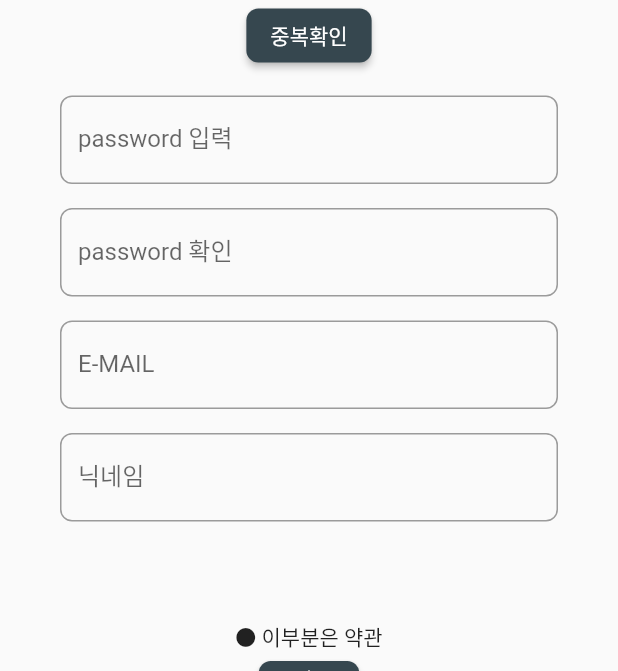
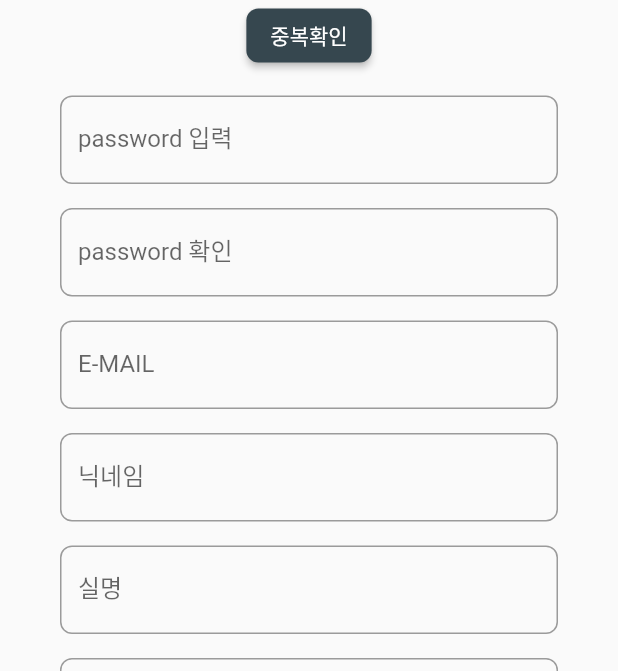
Before and after one commit to KEONI1231/Flutter_High-Connect, a Flutter app: the signUp screen opened directly, on a phone screen of 412 x 824 dp, the part 565-1236 px from its top. Run offline on Flutter 3.47's test engine with Material 2 defaults, Android fonts, the phone set to English and light mode, and no system bars; our stand-ins replace cloud_firestore, firebase_core, firebase_database; accounts and stored records are empty.

```diff
--- a/lib/component/account_textfield.dart
+++ b/lib/component/account_textfield.dart
@@ -3,7 +3,9 @@ import 'package:flutter/material.dart';
 class CustomTextField extends StatelessWidget {
   final String label;
   final bool idTextChecker;
+  final TextEditingController Controller;
   const CustomTextField({
+    required this.Controller,
     required this.idTextChecker,
     required this.label,
     Key? key,
@@ -21,6 +23,7 @@ class CustomTextField extends StatelessWidget {
 
     );
     return TextFormField(
+      controller: Controller,
       validator: (String? val) {
         if (val == null || val.isEmpty) {
           return '값을 입력해주세요.';
--- a/lib/main.dart
+++ b/lib/main.dart
@@ -1,7 +1,11 @@
+import 'package:firebase_core/firebase_core.dart';
 import 'package:flutter/material.dart';
 import 'package:per_pro/screen/intro_screen.dart';
+import 'package:cloud_firestore/cloud_firestore.dart';
 
-void main() {
+void main() async{
+  WidgetsFlutterBinding.ensureInitialized();
+  await Firebase.initializeApp();
   runApp(
     MaterialApp(
       home: MyApp(),
--- a/lib/screen/signup_screen.dart
+++ b/lib/screen/signup_screen.dart
@@ -1,5 +1,6 @@
 import 'package:flutter/material.dart';
 import 'package:per_pro/component/account_textfield.dart';
+import 'package:cloud_firestore/cloud_firestore.dart';
 
 import '../constant/color.dart';
 
@@ -11,6 +12,15 @@ class signUp extends StatefulWidget {
 }
 
 class _signUpState extends State<signUp> {
+  FirebaseFirestore firestore = FirebaseFirestore.instance;
+
+  final TextEditingController _idTextController = TextEditingController();
+  final TextEditingController _pwTextController = TextEditingController();
+  final TextEditingController _repwTextController = TextEditingController();
+  final TextEditingController _emailTextController = TextEditingController();
+  final TextEditingController _nicknameTextController = TextEditingController();
+  final TextEditingController _realNameTextController = TextEditingController();
+  final TextEditingController _phoneNumberTextController = TextEditingController();
   final GlobalKey<FormState> formKey = GlobalKey();
   @override
   Widget build(BuildContext context) {
@@ -41,22 +51,52 @@ class _signUpState extends State<signUp> {
                   child: Column(
                     children: [
                       Image.asset('asset/img/login_screen_logo.png'),
-                      CustomTextField(idTextChecker: true, label: 'ID입력'),
+                      CustomTextField(
+                        idTextChecker: true,
+                        label: 'ID입력',
+                        Controller: _idTextController,
+                      ),
                       currentPageBtn(
                         text: true,
-                        onPressed: onSignUpPressed,
+                        onPressed: onidCheckerPressed,
                       ),
                       const SizedBox(height: 16),
                       CustomTextField(
-                          idTextChecker: false, label: 'password 입력'),
+                        idTextChecker: false,
+                        label: 'password 입력',
+                        Controller: _pwTextController,
+                      ),
                       const SizedBox(height: 16),
                       CustomTextField(
-                          idTextChecker: false, label: 'password 확인'),
+                        idTextChecker: false,
+                        label: 'password 확인',
+                        Controller: _repwTextController,
+                      ),
                       const SizedBox(height: 16),
-                      CustomTextField(idTextChecker: false, label: 'E-MAIL'),
+                      CustomTextField(
+                        idTextChecker: false,
+                        label: 'E-MAIL',
+                        Controller: _emailTextController,
+                      ),
                       const SizedBox(height: 16),
-                      CustomTextField(idTextChecker: false, label: '닉네임'),
+                      CustomTextField(
+                        idTextChecker: false,
+                        label: '닉네임',
+                        Controller: _nicknameTextController,
+                      ),
                       const SizedBox(height: 16),
+                      CustomTextField(
+                        idTextChecker: false,
+                        label: '실명', // 학교인증용
+                        Controller: _realNameTextController,
+                      ),const SizedBox(
+                        height: 16,
+                      ),
+                      CustomTextField(
+                        idTextChecker: false,
+                        label: 'Phone Number',
+                        Controller: _phoneNumberTextController,
+                      ),
                       const SizedBox(
                         height: 50,
                       ),
@@ -65,6 +105,7 @@ class _signUpState extends State<signUp> {
                         text: false,
                         onPressed: onSignUpPressed,
                       ),
+
                       const SizedBox(height: 50),
                     ],
                   ),
@@ -77,16 +118,27 @@ class _signUpState extends State<signUp> {
     );
   }
 
+  void onidCheckerPressed() {}
   void onSignUpPressed() {
-    //폼키는 생성을 했지만 form위젯과 결합을 안했을때
-
-    if (formKey.currentState == null) {
-      return;
-    }
-    if (formKey.currentState!.validate()) {
-    } else {
-      print('에러발생');
-    }
+    firestore.collection('users').doc().set(
+      {
+        'id': _idTextController.text,
+        'pw': _pwTextController.text,
+        'real name' : _realNameTextController.text,
+        'nick name' : _nicknameTextController.text,
+        'created Time' : DateTime.now().toString(),
+        'my school' : '',
+        'email' : _emailTextController.text,
+        'phone number' : _phoneNumberTextController.text,
+        'my post' : '',
+        'my scrap' : '',
+        'my heart' : '',
+        'my repl' : '',
+        'anony message' : '',
+        'bool Admin' : 1,
+        'bool certificated' : 1,
+      },
+    );
   }
 }
 
@@ -100,13 +152,10 @@ class currentPageBtn extends StatelessWidget {
   Widget build(BuildContext context) {
     return ElevatedButton(
       style: ElevatedButton.styleFrom(
-        primary: PRIMARY_COLOR,
-        shape: RoundedRectangleBorder(
-          borderRadius: BorderRadius.circular(8.0)
-        )
-      ),
+          primary: PRIMARY_COLOR,
+          shape:
+              RoundedRectangleBorder(borderRadius: BorderRadius.circular(8.0))),
       onPressed: onPressed,
-
       child: text == true
           ? Text('중복확인')
           : Icon(
--- a/pubspec.yaml
+++ b/pubspec.yaml
@@ -37,6 +37,8 @@ dependencies:
   firebase_database: ^9.1.1
   firebase_core: ^1.20.1
   firebase_analytics: ^9.3.1
+  cloud_firestore: ^3.4.5
+  firebase_storage: ^10.3.6
 
 dev_dependencies:
   flutter_test:
```
Also changed, not shown: pubspec.lock, 2 other files.
